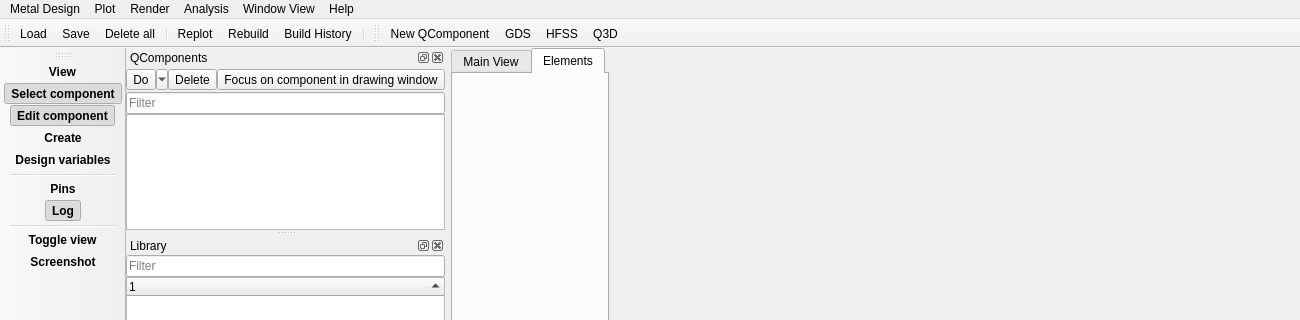
Old version of the form qiskit_metal/_gui/main_window_ui.ui in the repository qiskit-community/qiskit-metal; both pictures show x 0 to 1300 and y 0 to 320 of the 1300 by 900 pixel window.
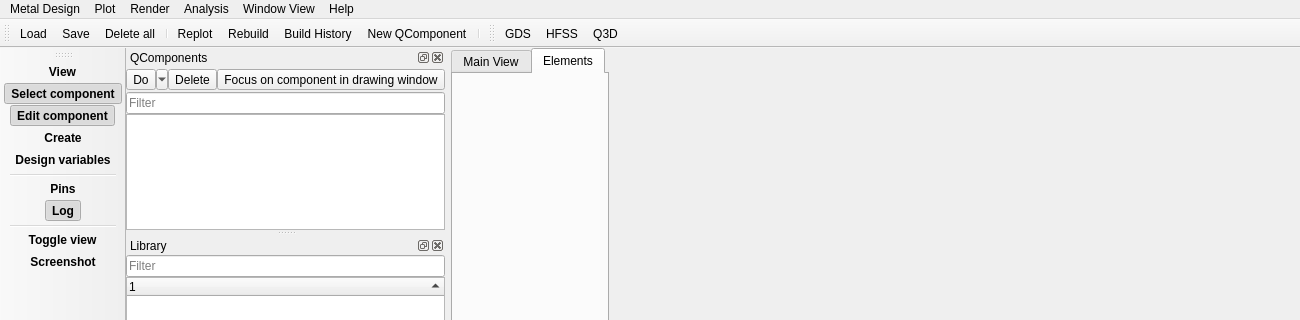
New version of the form. Icons and pictures are not drawn. Custom widgets are drawn as their Qt base class.

The edit to the form file:
```diff
--- a/qiskit_metal/_gui/main_window_ui.ui
+++ b/qiskit_metal/_gui/main_window_ui.ui
@@ -294,6 +294,7 @@
    <addaction name="action_full_refresh"/>
    <addaction name="actionRebuild"/>
    <addaction name="actionBuildHistory"/>
+   <addaction name="actionNew_QComponent"/>
    <addaction name="separator"/>
   </widget>
   <widget class="QToolBarExpanding" name="toolBarView">
@@ -825,7 +826,6 @@
    <attribute name="toolBarBreak">
     <bool>false</bool>
    </attribute>
-   <addaction name="actionNew_QComponent"/>
    <addaction name="actionGDS"/>
    <addaction name="actionHFSS"/>
    <addaction name="actionQ3D"/>
```
Left out of the diff: 2 changed lines with no effect on the pictures.
